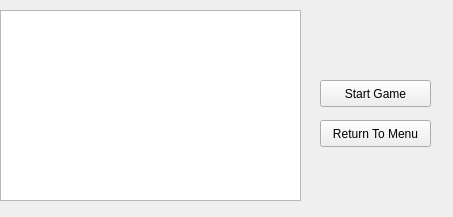
Before: the Qt Designer form untitled/battlenetworkwindow.ui in rc2524/Battleship-game, drawn with Qt 5.
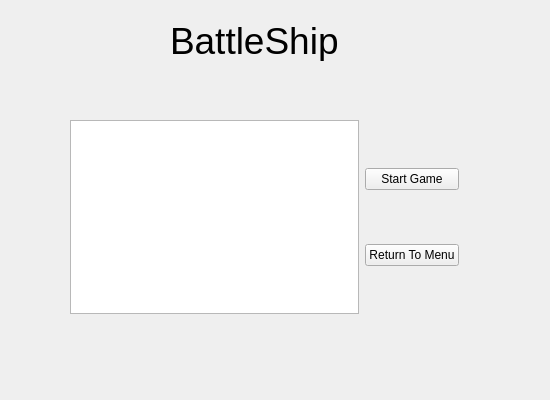
After: the same form once the commit is applied.

Diff of the .ui file:
```diff
--- a/untitled/battlenetworkwindow.ui
+++ b/untitled/battlenetworkwindow.ui
@@ -6,48 +6,63 @@
    <rect>
     <x>0</x>
     <y>0</y>
-    <width>453</width>
-    <height>217</height>
+    <width>550</width>
+    <height>400</height>
    </rect>
   </property>
   <property name="windowTitle">
    <string>BattleShip Network Player Lobby</string>
   </property>
-  <widget class="QPushButton" name="PlayWithButton">
+  <widget class="QWidget" name="layoutWidget">
    <property name="geometry">
     <rect>
-     <x>320</x>
-     <y>80</y>
-     <width>111</width>
-     <height>27</height>
-    </rect>
-   </property>
-   <property name="text">
-    <string>Start Game</string>
-   </property>
-  </widget>
-  <widget class="QPushButton" name="ReturnToButton">
-   <property name="geometry">
-    <rect>
-     <x>320</x>
+     <x>70</x>
      <y>120</y>
-     <width>111</width>
-     <height>27</height>
+     <width>389</width>
+     <height>194</height>
     </rect>
    </property>
-   <property name="text">
-    <string>Return To Menu</string>
-   </property>
+   <layout class="QHBoxLayout" name="horizontalLayout">
+    <item>
+     <widget class="QListWidget" name="NetworkPlayersList"/>
+    </item>
+    <item>
+     <layout class="QVBoxLayout" name="verticalLayout">
+      <item>
+       <widget class="QPushButton" name="PlayWithButton">
+        <property name="text">
+         <string>Start Game</string>
+        </property>
+       </widget>
+      </item>
+      <item>
+       <widget class="QPushButton" name="ReturnToButton">
+        <property name="text">
+         <string>Return To Menu</string>
+        </property>
+       </widget>
+      </item>
+     </layout>
+    </item>
+   </layout>
   </widget>
-  <widget class="QListWidget" name="NetworkPlayersList">
+  <widget class="QLabel" name="GameLogo">
    <property name="geometry">
     <rect>
-     <x>0</x>
-     <y>10</y>
-     <width>301</width>
-     <height>191</height>
+     <x>170</x>
+     <y>20</y>
+     <width>191</width>
+     <height>41</height>
     </rect>
    </property>
+   <property name="font">
+    <font>
+     <pointsize>28</pointsize>
+    </font>
+   </property>
+   <property name="text">
+    <string>BattleShip</string>
+   </property>
   </widget>
  </widget>
  <resources/>
```
